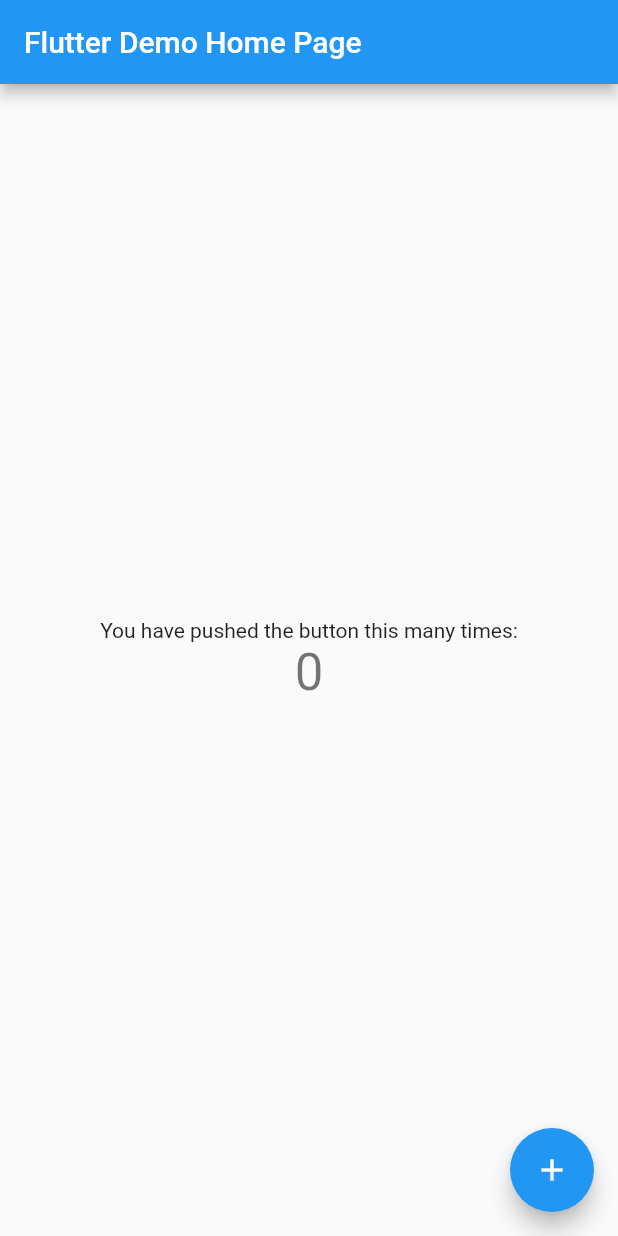
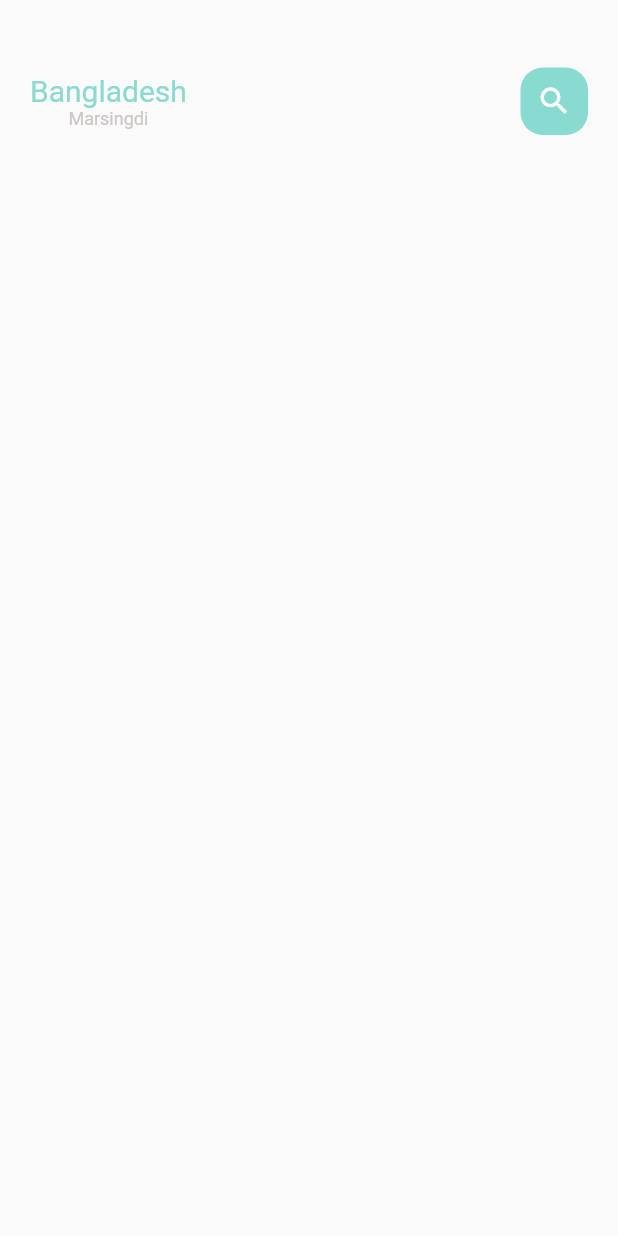
Before and after one commit to etczrn/flutter_projects, a Flutter app: the screen it shows after launch, on a phone screen of 412 x 824 dp. Run offline on Flutter 3.47's test engine with Material 2 defaults, Android fonts, the light colour scheme and no system bars; our stand-ins replace bloc, equatable, firebase_auth, firebase_core, flutter_bloc, shared_preferences; accounts and stored records are empty.

Commit message:
Create reusable text widget and main food page #37

```diff
--- /dev/null
+++ b/delivery/lib/home/main_food_page.dart
@@ -0,0 +1,45 @@
+import 'package:delivery/uitls/colors.dart';
+import 'package:delivery/widgets/big_text.dart';
+import 'package:delivery/widgets/small_text.dart';
+import 'package:flutter/material.dart';
+
+class MainFoodPage extends StatelessWidget {
+  const MainFoodPage({Key? key}) : super(key: key);
+
+  @override
+  Widget build(BuildContext context) {
+    return Scaffold(
+      body: Container(
+        child: Column(
+          children: [
+            Container(
+              margin: EdgeInsets.only(top: 45, bottom: 15),
+              padding: EdgeInsets.only(left: 20, right: 20),
+              child: Row(
+                mainAxisAlignment: MainAxisAlignment.spaceBetween,
+                children: [
+                  Column(
+                    children: [
+                      BigText(text: "Bangladesh", color: AppColors.mainColor),
+                      SmallText(text: 'Marsingdi')
+                    ],
+                  ),
+                  Center(
+                    child: Container(
+                      width: 45,
+                      height: 45,
+                      child: Icon(Icons.search, color: Colors.white),
+                      decoration: BoxDecoration(
+                          borderRadius: BorderRadius.circular(15),
+                          color: AppColors.mainColor),
+                    ),
+                  ),
+                ],
+              ),
+            ),
+          ],
+        ),
+      ),
+    );
+  }
+}
--- a/delivery/lib/main.dart
+++ b/delivery/lib/main.dart
@@ -1,3 +1,4 @@
+import 'package:delivery/home/main_food_page.dart';
 import 'package:flutter/material.dart';
 
 void main() {
@@ -11,105 +12,12 @@
   @override
   Widget build(BuildContext context) {
     return MaterialApp(
+      debugShowCheckedModeBanner: false,
       title: 'Flutter Demo',
       theme: ThemeData(
-        // This is the theme of your application.
-        //
-        // Try running your application with "flutter run". You'll see the
-        // application has a blue toolbar. Then, without quitting the app, try
-        // changing the primarySwatch below to Colors.green and then invoke
-        // "hot reload" (press "r" in the console where you ran "flutter run",
-        // or simply save your changes to "hot reload" in a Flutter IDE).
-        // Notice that the counter didn't reset back to zero; the application
-        // is not restarted.
         primarySwatch: Colors.blue,
       ),
-      home: const MyHomePage(title: 'Flutter Demo Home Page'),
+      home: MainFoodPage(),
     );
   }
 }
-
-class MyHomePage extends StatefulWidget {
-  const MyHomePage({Key? key, required this.title}) : super(key: key);
-
-  // This widget is the home page of your application. It is stateful, meaning
-  // that it has a State object (defined below) that contains fields that affect
-  // how it looks.
-
-  // This class is the configuration for the state. It holds the values (in this
-  // case the title) provided by the parent (in this case the App widget) and
-  // used by the build method of the State. Fields in a Widget subclass are
-  // always marked "final".
-
-  final String title;
-
-  @override
-  State<MyHomePage> createState() => _MyHomePageState();
-}
-
-class _MyHomePageState extends State<MyHomePage> {
-  int _counter = 0;
-
-  void _incrementCounter() {
-    setState(() {
-      // This call to setState tells the Flutter framework that something has
-      // changed in this State, which causes it to rerun the build method below
-      // so that the display can reflect the updated values. If we changed
-      // _counter without calling setState(), then the build method would not be
-      // called again, and so nothing would appear to happen.
-      _counter++;
-    });
-  }
-
-  @override
-  Widget build(BuildContext context) {
-    // This method is rerun every time setState is called, for instance as done
-    // by the _incrementCounter method above.
-    //
-    // The Flutter framework has been optimized to make rerunning build methods
-    // fast, so that you can just rebuild anything that needs updating rather
-    // than having to individually change instances of widgets.
-    return Scaffold(
-      appBar: AppBar(
-        // Here we take the value from the MyHomePage object that was created by
-        // the App.build method, and use it to set our appbar title.
-        title: Text(widget.title),
-      ),
-      body: Center(
-        // Center is a layout widget. It takes a single child and positions it
-        // in the middle of the parent.
-        child: Column(
-          // Column is also a layout widget. It takes a list of children and
-          // arranges them vertically. By default, it sizes itself to fit its
-          // children horizontally, and tries to be as tall as its parent.
-          //
-          // Invoke "debug painting" (press "p" in the console, choose the
-          // "Toggle Debug Paint" action from the Flutter Inspector in Android
-          // Studio, or the "Toggle Debug Paint" command in Visual Studio Code)
-          // to see the wireframe for each widget.
-          //
-          // Column has various properties to control how it sizes itself and
-          // how it positions its children. Here we use mainAxisAlignment to
-          // center the children vertically; the main axis here is the vertical
-          // axis because Columns are vertical (the cross axis would be
-          // horizontal).
-          mainAxisAlignment: MainAxisAlignment.center,
-          children: <Widget>[
-            const Text(
-              'You have pushed the button this many times:',
-            ),
-            Text(
-              '$_counter',
-              style: Theme.of(context).textTheme.headline4,
-            ),
-          ],
-        ),
-      ),
-      floatingActionButton: FloatingActionButton(
-        onPressed: _incrementCounter,
-        tooltip: 'Increment',
-        child: const Icon(Icons.add),
-      ), // This trailing comma makes auto-formatting nicer for build methods.
-    );
-  }
-}
--- /dev/null
+++ b/delivery/lib/widgets/big_text.dart
@@ -0,0 +1,31 @@
+import 'package:flutter/material.dart';
+
+class BigText extends StatelessWidget {
+  final Color? color;
+  final String text;
+  final double size;
+  final TextOverflow overFlow; // for three dots
+
+  const BigText({
+    Key? key,
+    this.color = const Color(0xFF332d2b),
+    required this.text,
+    this.size = 20,
+    this.overFlow = TextOverflow.ellipsis,
+  }) : super(key: key);
+
+  @override
+  Widget build(BuildContext context) {
+    return Text(
+      text,
+      maxLines: 1,
+      overflow: overFlow,
+      style: TextStyle(
+        fontFamily: 'Roboto',
+        color: color,
+        fontSize: size,
+        fontWeight: FontWeight.w400,
+      ),
+    );
+  }
+}
--- /dev/null
+++ b/delivery/lib/widgets/small_text.dart
@@ -0,0 +1,29 @@
+import 'package:flutter/material.dart';
+
+class SmallText extends StatelessWidget {
+  final Color? color;
+  final String text;
+  final double size;
+  final double height;
+
+  const SmallText({
+    Key? key,
+    this.color = const Color(0xFFccc7c5),
+    required this.text,
+    this.size = 12,
+    this.height = 1.2,
+  }) : super(key: key);
+
+  @override
+  Widget build(BuildContext context) {
+    return Text(
+      text,
+      style: TextStyle(
+        fontFamily: 'Roboto',
+        color: color,
+        fontSize: size,
+        height: height,
+      ),
+    );
+  }
+}
```
